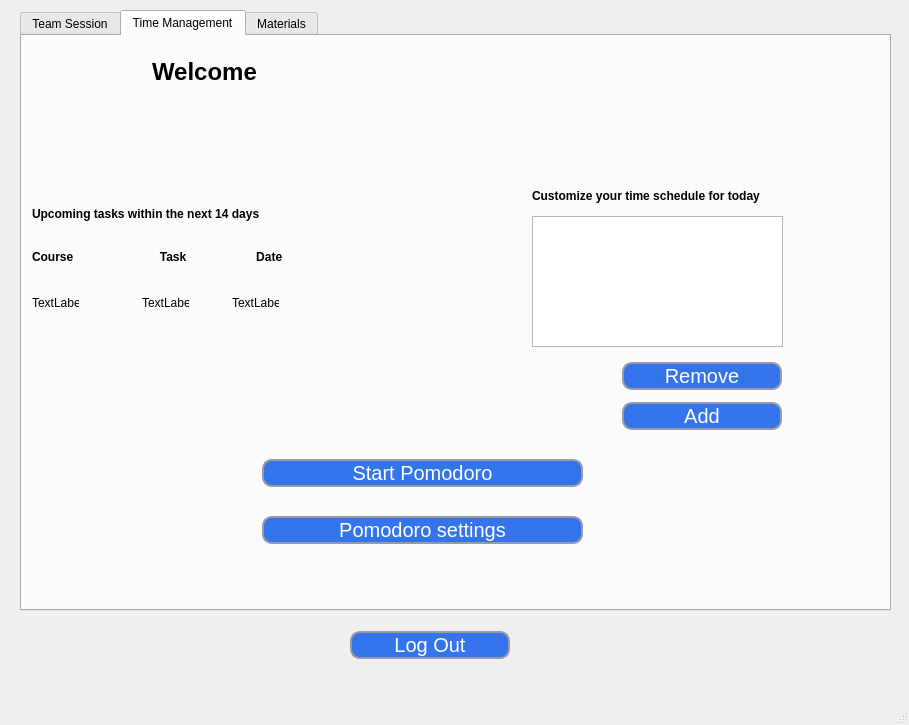
Before: the Qt Designer form Program/gui_main_window.ui in zgjimzhubajj/Student-Assistant, drawn with Qt 5.
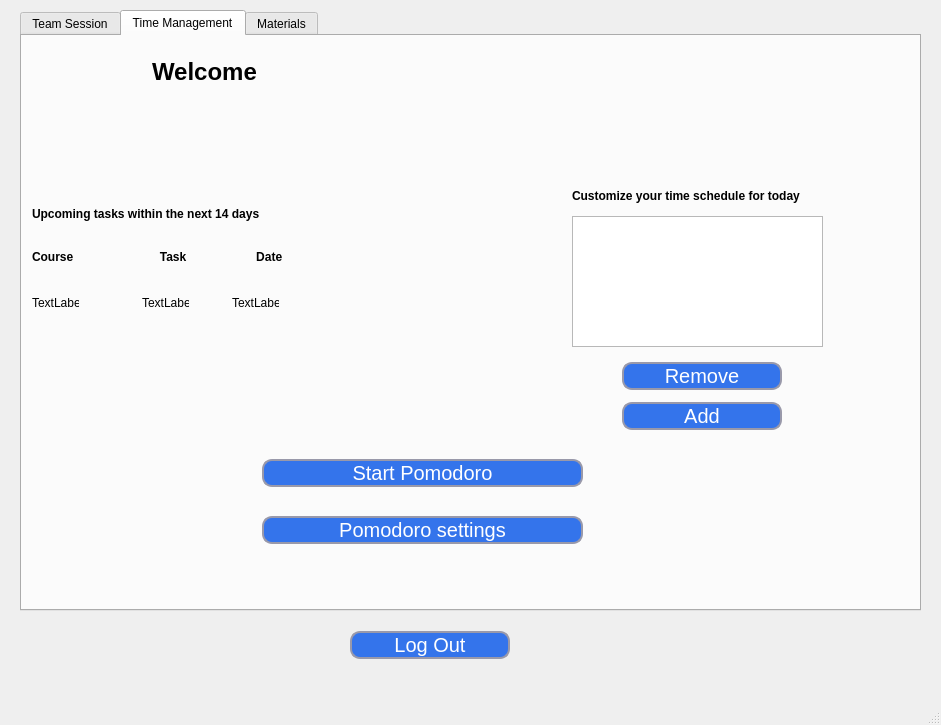
After: the same form once the commit is applied.

Patch:
```diff
--- a/Program/gui_main_window.ui
+++ b/Program/gui_main_window.ui
@@ -6,7 +6,7 @@
    <rect>
     <x>0</x>
     <y>0</y>
-    <width>909</width>
+    <width>941</width>
     <height>725</height>
    </rect>
   </property>
@@ -19,7 +19,7 @@
      <rect>
       <x>20</x>
       <y>10</y>
-      <width>871</width>
+      <width>901</width>
       <height>601</height>
      </rect>
     </property>
@@ -280,7 +280,7 @@
      <widget class="QListWidget" name="list_widget_tm_time_schedule">
       <property name="geometry">
        <rect>
-        <x>510</x>
+        <x>550</x>
         <y>180</y>
         <width>251</width>
         <height>131</height>
@@ -290,9 +290,9 @@
      <widget class="QLabel" name="label">
       <property name="geometry">
        <rect>
-        <x>510</x>
+        <x>550</x>
         <y>150</y>
-        <width>321</width>
+        <width>351</width>
         <height>20</height>
        </rect>
       </property>
```
Left out of the diff: 4 changed lines with no effect on the pictures.
